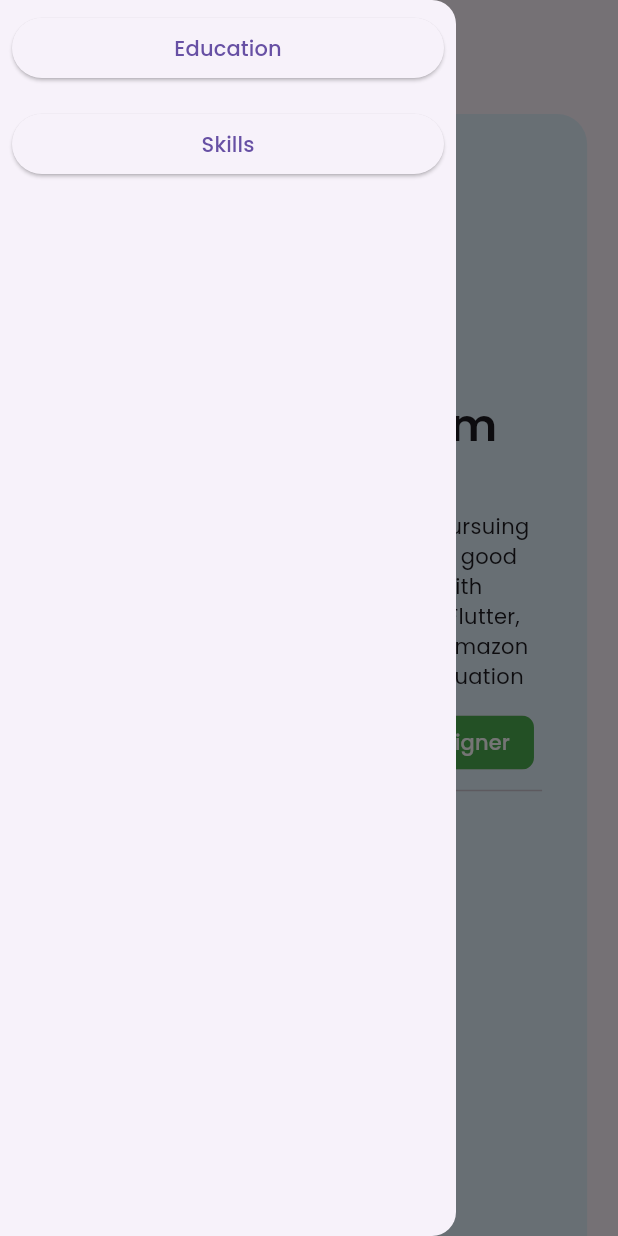
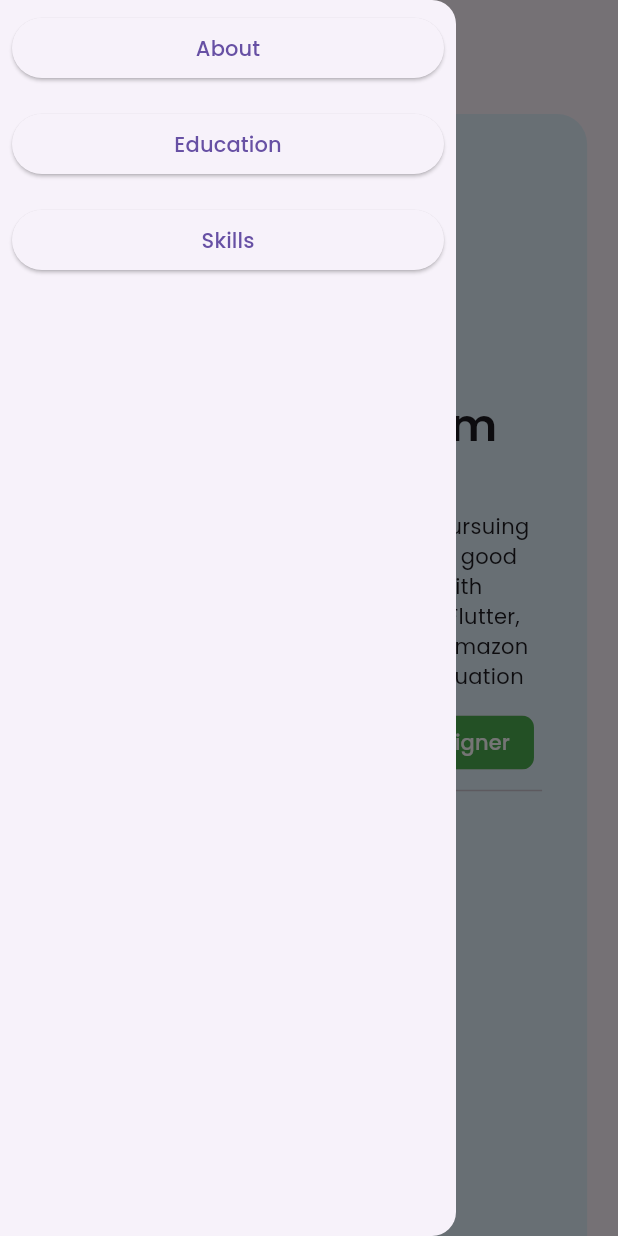
Before and after one commit to HeLLLuci/Portfolio, a Flutter app: the screen it shows after launch, with the side drawer open, on a phone screen of 412 x 824 dp. Run offline on Flutter 3.47's test engine with Material 2 defaults, Android fonts, the light colour scheme and no system bars; our stand-ins replace font_awesome_flutter, timelines, velocity_x.

Commit message:
Redesigned UI

```diff
--- a/portfolio/lib/components/Education.dart
+++ b/portfolio/lib/components/Education.dart
@@ -38,11 +38,12 @@ class _EducationState extends State<Education> {
             height: 12.0,
           ),
           //
-          Timeline.tileBuilder(
+          Center(
+            child: Timeline.tileBuilder(
               shrinkWrap: true,
                 scrollDirection: Axis.vertical,
                 builder: TimelineTileBuilder.fromStyle(
-                itemCount: 4,
+                  itemCount: 3,
                   contentsAlign: ContentsAlign.alternating,
                   contentsBuilder: (context, index) {
               return Card(
@@ -87,6 +88,7 @@ class _EducationState extends State<Education> {
               );
             },
                 )
+            ),
           )
         ],
       ),
--- a/portfolio/lib/components/about.dart
+++ b/portfolio/lib/components/about.dart
@@ -1,4 +1,3 @@
-import 'package:flutter/cupertino.dart';
 import 'package:flutter/material.dart';
 import 'package:font_awesome_flutter/font_awesome_flutter.dart';
 import 'package:portfolio/utils/animated_contact.dart';
@@ -16,7 +15,7 @@ class _AboutState extends State<About> {
   @override
   Widget build(BuildContext context) {
     return Container(
-      margin: EdgeInsets.only(top: 20.0,),
+      margin: const EdgeInsets.only(top: 20.0,),
       width: context.screenWidth < 900
           ? context.screenWidth * 0.9
           :context.screenWidth < 1600
@@ -27,42 +26,42 @@ class _AboutState extends State<About> {
         color: Colors.blue.shade50,
       ),
       height: 900,
-      padding: EdgeInsets.all(30.0),
+      padding: const EdgeInsets.all(30.0),
       child: Column(
         mainAxisAlignment: MainAxisAlignment.spaceBetween,
         children: [
           Column(
             children: [
-              Image(image: AssetImage("assets/images/dev.png"),height: 156.0,),
-              Text("Hi it's Mustkeem",
+              const Image(image: AssetImage("assets/images/dev.png"),height: 156.0,),
+              const Text("Hi it's Mustkeem",
                 style: TextStyle(
                     fontSize: 30.0, fontWeight: FontWeight.w600
                 ),
               ),
-              SizedBox(
+              const SizedBox(
                 height: 6.0,
               ),
-              Text("Student, Explorer, Leader",
+              const Text("Student, Explorer, Leader",
                 textAlign: TextAlign.center,
               ),
-              SizedBox(
+              const SizedBox(
                 height: 10.0,
               ),
-              Text("As a computer Science student pursuing penultimate "
+              const Text("As a computer Science student pursuing penultimate "
                   "year want to secure good position in MNC companies "
                   "with programming skills in JAVA and Flutter, Databases "
                   "MySQL, Firebase and Amazon AWS after completion of my "
                   "graduation",
                 textAlign: TextAlign.center,
               ),
-              SizedBox(
+              const SizedBox(
                 height: 10.0,
               ),
               Wrap(
                 alignment: WrapAlignment.center,
                 spacing: 8.0,
                 runSpacing: 8.0,
-                children: [
+                children: const [
                   Chip(label: Text("Flutter Developer"),
                     labelStyle: TextStyle(
                         color: Colors.white,
@@ -83,7 +82,7 @@ class _AboutState extends State<About> {
                   ),
                 ],
               ),
-              Divider(),
+              const Divider(),
               AnimatedContact(
                   iconData: FontAwesomeIcons.linkedin,
                   title: "LinkedIn",
@@ -99,7 +98,7 @@ class _AboutState extends State<About> {
           ),
           //
           Column(
-            children: [
+            children: const [
               Divider(),
               SocialRow(),
             ],
--- a/portfolio/lib/utils/main.dart
+++ b/portfolio/lib/main.dart
@@ -5,7 +5,7 @@ import 'package:velocity_x/velocity_x.dart';
 import 'package:font_awesome_flutter/font_awesome_flutter.dart';
 import 'package:timelines/timelines.dart';
 
-import '../HomeScreen.dart';
+import 'HomeScreen.dart';
 
 void main(){
   runApp(MyApp());
--- a/portfolio/lib/utils/portfolio.dart
+++ b/portfolio/lib/utils/portfolio.dart
@@ -2,6 +2,8 @@ import 'package:flutter/cupertino.dart';
 import 'package:flutter/material.dart';
 import 'package:portfolio/components/Education.dart';
 import 'package:portfolio/components/about.dart';
+import 'package:portfolio/components/footer.dart';
+import 'package:portfolio/components/skills.dart';
 
 class Portfolio extends StatefulWidget {
   const Portfolio({Key? key}) : super(key: key);
@@ -13,18 +15,37 @@ class Portfolio extends StatefulWidget {
 class _PortfolioState extends State<Portfolio> {
 
 
-  List<Widget>navItem = [
-    Padding(
-      padding: const EdgeInsets.all(8.0),
-      child: ElevatedButton(onPressed: () {}, child: const Text("Education")),
-    ),
-    Padding(
-      padding: const EdgeInsets.all(8.0),
-      child: ElevatedButton(onPressed: () {}, child: const Text("Skills")),
-    ),
-  ];
+  List<Widget>navItem = [];
 
+  final topkey = GlobalKey();
+  final eduKey = GlobalKey();
+  final skillKey = GlobalKey();
   bool isMobile = false;
+
+  @override
+  void initState() {
+    navItem = [
+      Padding(
+        padding: const EdgeInsets.all(8.0),
+        child: ElevatedButton(onPressed: () {
+          Scrollable.ensureVisible(topkey.currentContext!);
+        }, child: const Text("About")),
+      ),
+      Padding(
+        padding: const EdgeInsets.all(8.0),
+        child: ElevatedButton(onPressed: () {
+          Scrollable.ensureVisible(eduKey.currentContext!);
+        }, child: const Text("Education")),
+      ),
+      Padding(
+        padding: const EdgeInsets.all(8.0),
+        child: ElevatedButton(onPressed: () {
+          Scrollable.ensureVisible(skillKey.currentContext!);
+        }, child: const Text("Skills")),
+      ),
+    ];
+    super.initState();
+  }
   @override
   Widget build(BuildContext context) {
     isMobile = MediaQuery.of(context).size.width > 700 ? false : true;
@@ -48,10 +69,18 @@ class _PortfolioState extends State<Portfolio> {
                   alignment: WrapAlignment.center,
                   spacing: 20.0,
                   children: [
-                    About(),
-                    Education(),
+                    About(
+                      key: topkey,
+                    ),
+                    Education(
+                      key: eduKey,
+                    ),
                   ],
-                )
+                ),
+                Skills(
+                  key: skillKey,
+                ),
+                Footer(),
               ],
             ),
           ),
```
Also changed, not shown: portfolio/lib/components/footer.dart (added, +19 -0 lines), portfolio/lib/components/skills.dart (added, +234 -0 lines), 2 other files. Lines whose indentation alone changed are shown as unchanged.
